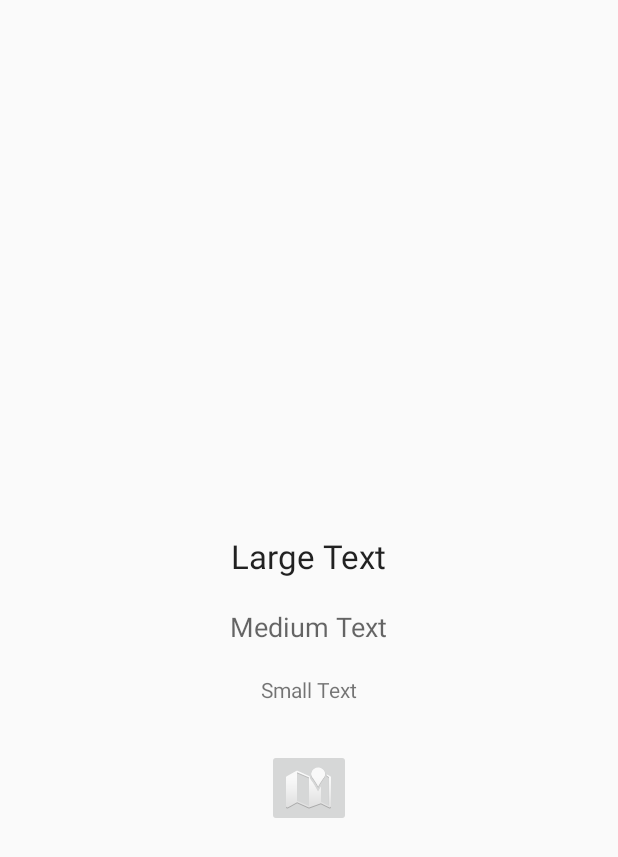
After one commit to jeemyeong/ToEatList, an Android app: the layout activity_detail_view.xml on its own in the app's theme, with its tools: preview values and no code run, on a phone screen of 412 x 824 dp. The commit adds this screen. Shown: the top 857 px of the screen. Run offline under Robolectric (Android 15) with nearby library versions, the phone set to English and light mode, and no system bars.

Commit message:
add detail view & edit custom list

```diff
--- a/app/build.gradle
+++ b/app/build.gradle
@@ -25,4 +25,5 @@ dependencies {
     compile 'com.android.support:appcompat-v7:23.4.0'
     compile files('libs/glide-3.7.0.jar')
     compile 'com.squareup.retrofit:retrofit:1.9.0'
+    compile 'com.google.android.gms:play-services-appindexing:8.1.0'
 }
--- /dev/null
+++ b/app/src/main/res/layout/activity_detail_view.xml
@@ -0,0 +1,61 @@
+<?xml version="1.0" encoding="utf-8"?>
+<RelativeLayout xmlns:android="http://schemas.android.com/apk/res/android"
+    xmlns:tools="http://schemas.android.com/tools"
+    android:layout_width="match_parent"
+    android:layout_height="match_parent"
+    android:paddingBottom="@dimen/activity_vertical_margin"
+    android:paddingLeft="@dimen/activity_horizontal_margin"
+    android:paddingRight="@dimen/activity_horizontal_margin"
+    android:paddingTop="@dimen/activity_vertical_margin"
+    tools:context="com.jeemyeong.toeatlist.DetailView">
+
+    <LinearLayout
+        android:orientation="vertical"
+        android:layout_width="match_parent"
+        android:layout_height="match_parent"
+        android:layout_alignParentTop="true"
+        android:layout_centerHorizontal="true">
+
+        <ImageView
+            android:layout_width="300dp"
+            android:layout_height="300dp"
+            android:id="@+id/imageView2"
+            android:layout_gravity="center_horizontal"
+            android:layout_marginTop="30dp" />
+
+        <TextView
+            android:layout_width="wrap_content"
+            android:layout_height="wrap_content"
+            android:textAppearance="?android:attr/textAppearanceLarge"
+            android:text="Large Text"
+            android:id="@+id/textView3"
+            android:layout_gravity="center_horizontal"
+            android:layout_margin="10dp" />
+
+        <TextView
+            android:layout_width="wrap_content"
+            android:layout_height="wrap_content"
+            android:textAppearance="?android:attr/textAppearanceMedium"
+            android:text="Medium Text"
+            android:id="@+id/textView4"
+            android:layout_gravity="center_horizontal"
+            android:layout_margin="10dp" />
+
+        <TextView
+            android:layout_width="wrap_content"
+            android:layout_height="wrap_content"
+            android:textAppearance="?android:attr/textAppearanceSmall"
+            android:text="Small Text"
+            android:id="@+id/textView5"
+            android:layout_gravity="center_horizontal"
+            android:layout_margin="10dp" />
+
+        <ImageButton
+            android:layout_width="wrap_content"
+            android:layout_height="wrap_content"
+            android:id="@+id/imageButton2"
+            android:layout_gravity="center_horizontal"
+            android:layout_margin="20dp"
+            android:src="@android:drawable/ic_dialog_map" />
+    </LinearLayout>
+</RelativeLayout>
```
Also changed, not shown: app/src/main/AndroidManifest.xml (+7 -0 lines), app/src/main/java/com/jeemyeong/toeatlist/CustomAdapter.java (+3 -5 lines), app/src/main/java/com/jeemyeong/toeatlist/CustomListActivity.java (+77 -2 lines), app/src/main/java/com/jeemyeong/toeatlist/DetailView.java (added, +59 -0 lines), app/src/main/java/com/jeemyeong/toeatlist/MainActivity.java (+11 -0 lines), app/src/main/res/layout/activity_deatail_view.xml (deleted, +0 -12 lines), app/src/main/res/layout/custom_list_row.xml (+9 -8 lines).
